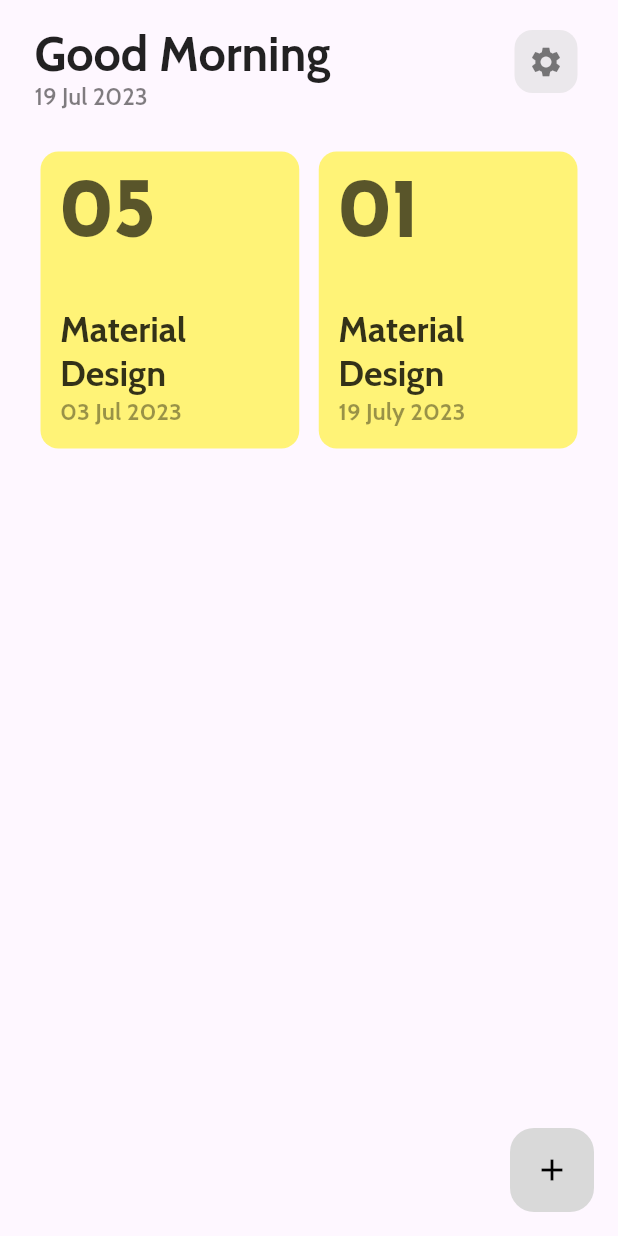
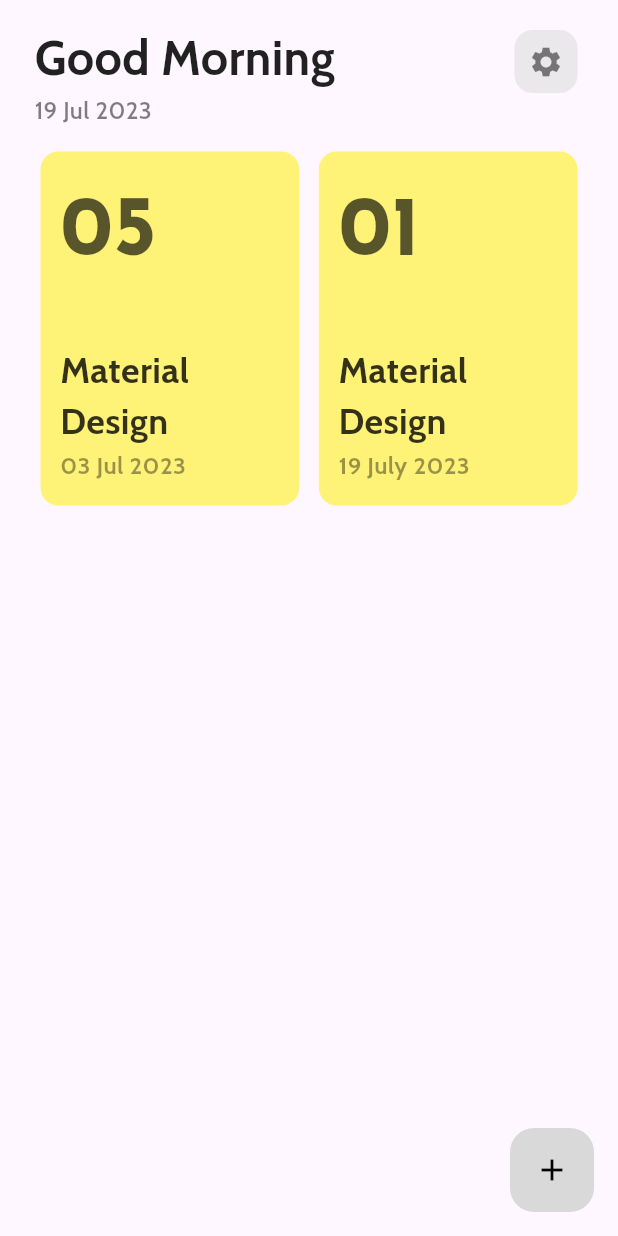
Before and after one commit to CerberusProgrammer/flynott, a Flutter app: the screen it shows after launch, on a phone screen of 412 x 824 dp. Run offline on Flutter 3.47's test engine with Material 2 defaults, Android fonts, the phone set to English and light mode, and no system bars; our stand-ins replace animate_do, go_router, google_fonts.

Commit message:
app theme updated.

```diff
--- a/lib/config/theme/app_theme.dart
+++ b/lib/config/theme/app_theme.dart
@@ -1 +1,9 @@
-class Theme {}
+import 'package:flutter/material.dart';
+import 'package:google_fonts/google_fonts.dart';
+
+class AppTheme {
+  ThemeData get appTheme => ThemeData(
+        useMaterial3: true,
+        textTheme: GoogleFonts.cabinTextTheme(),
+      );
+}
--- a/lib/main.dart
+++ b/lib/main.dart
@@ -1,7 +1,7 @@
 import 'package:flutter/material.dart';
 import 'package:flynott/components/providers/times_provider.dart';
 import 'package:flynott/config/router/app_router.dart';
-import 'package:google_fonts/google_fonts.dart';
+import 'package:flynott/config/theme/app_theme.dart';
 import 'package:provider/provider.dart';
 
 import 'components/providers/note_provider.dart';
@@ -34,11 +34,7 @@
       ],
       child: MaterialApp.router(
         routerConfig: appRouter,
-        theme: ThemeData(
-            useMaterial3: true,
-            textTheme: GoogleFonts.cabinTextTheme(
-              Theme.of(context).textTheme,
-            )),
+        theme: AppTheme().appTheme,
         debugShowCheckedModeBanner: false,
       ),
     );
```
